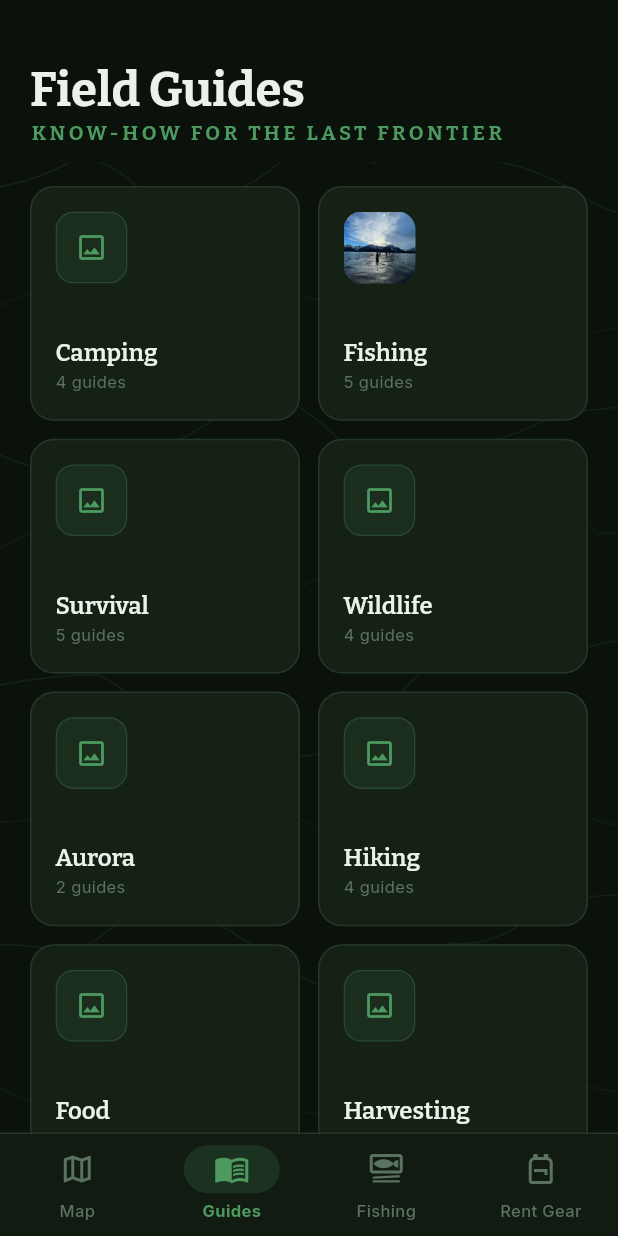
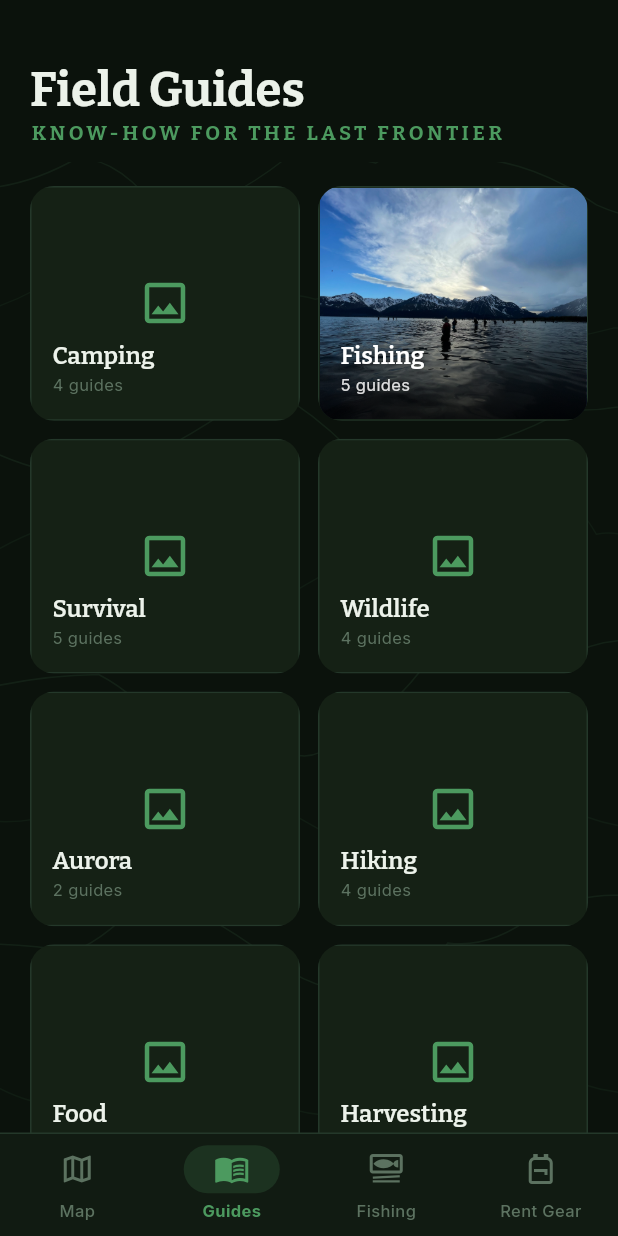
Before and after one commit to sambritch-netizen/AlaskaAtlas, a Flutter app: the screen it shows after launch, item 2 of the bottom bar chosen, on a phone screen of 412 x 824 dp. Run offline on Flutter 3.47's test engine with Material 3 defaults, Android fonts, the phone set to English and light mode, and no system bars; our stand-ins replace flutter_map, flutter_riverpod, geolocator, go_router, google_fonts, latlong2 and 1 more; missing offline and left inert: flutter_map_marker_cluster.

Commit message:
Make category photo fill entire Field Guides tile background
The Fishing tile (and any other category with an imagePath) now uses
the photo as a full-bleed background with a bottom-anchored dark
gradient so the title and guide count remain readable.

https://claude.ai/code/session_013aUMyCsZgUEsVnTLQASyYT

```diff
--- a/lib/screens/guides/guides_screen.dart
+++ b/lib/screens/guides/guides_screen.dart
@@ -79,69 +79,96 @@ class _CategoryTile extends StatelessWidget {
     final count =
         GuidesData.guides.where((g) => g.category == category.name).length;
 
-    return Container(
+    final hasImage = category.imagePath != null;
+
+    return ClipRRect(
+      borderRadius: BorderRadius.circular(16),
+      child: Container(
         decoration: BoxDecoration(
           color: AppColors.card,
-        borderRadius: BorderRadius.circular(16),
           border: Border.all(color: AppColors.border),
         ),
-      child: Material(
+        child: Stack(
+          fit: StackFit.expand,
+          children: [
+            if (hasImage)
+              Image.asset(category.imagePath!, fit: BoxFit.cover)
+            else
+              const Center(
+                child: Icon(Icons.image_outlined,
+                    color: AppColors.pine, size: 36),
+              ),
+            if (hasImage)
+              // Dark gradient at the bottom so text stays legible
+              // on top of the photo.
+              const DecoratedBox(
+                decoration: BoxDecoration(
+                  gradient: LinearGradient(
+                    begin: Alignment.topCenter,
+                    end: Alignment.bottomCenter,
+                    colors: [
+                      Colors.transparent,
+                      Colors.transparent,
+                      Color(0xCC000000),
+                    ],
+                    stops: [0.0, 0.45, 1.0],
+                  ),
+                ),
+              ),
+            Material(
               color: Colors.transparent,
               child: InkWell(
                 onTap: () =>
                     context.go('/guides/category', extra: category.name),
-          borderRadius: BorderRadius.circular(16),
                 child: Padding(
-            padding: const EdgeInsets.all(16),
+                  padding: const EdgeInsets.all(14),
                   child: Column(
                     crossAxisAlignment: CrossAxisAlignment.start,
-              mainAxisAlignment: MainAxisAlignment.spaceBetween,
+                    mainAxisAlignment: MainAxisAlignment.end,
                     children: [
-                ClipRRect(
-                  borderRadius: BorderRadius.circular(12),
-                  child: category.imagePath != null
-                      ? Image.asset(
-                          category.imagePath!,
-                          width: 48,
-                          height: 48,
-                          fit: BoxFit.cover,
-                        )
-                      : Container(
-                          width: 48,
-                          height: 48,
-                          decoration: BoxDecoration(
-                            color: AppColors.pine.withValues(alpha: 0.1),
-                            borderRadius: BorderRadius.circular(12),
-                            border: Border.all(
-                                color: AppColors.pine.withValues(alpha: 0.25)),
-                          ),
-                          child: const Icon(
-                            Icons.image_outlined,
-                            color: AppColors.pine,
-                            size: 22,
+                      Text(
+                        category.name,
+                        style: Theme.of(context)
+                            .textTheme
+                            .titleLarge
+                            ?.copyWith(
+                              color: hasImage
+                                  ? Colors.white
+                                  : AppColors.textPrimary,
+                              shadows: hasImage
+                                  ? const [
+                                      Shadow(
+                                          blurRadius: 6,
+                                          color: Colors.black54),
+                                    ]
+                                  : null,
                             ),
                       ),
-                ),
-                Column(
-                  crossAxisAlignment: CrossAxisAlignment.start,
-                  children: [
-                    Text(category.name,
-                        style: Theme.of(context).textTheme.titleLarge),
                       const SizedBox(height: 2),
                       Text(
                         '$count guide${count == 1 ? '' : 's'}',
-                      style: const TextStyle(
+                        style: TextStyle(
                           fontSize: 11,
-                        color: AppColors.textMuted,
+                          color: hasImage
+                              ? Colors.white.withValues(alpha: 0.85)
+                              : AppColors.textMuted,
+                          shadows: hasImage
+                              ? const [
+                                  Shadow(
+                                      blurRadius: 4,
+                                      color: Colors.black54),
+                                ]
+                              : null,
                         ),
-                    ),
-                  ],
                       ),
                     ],
                   ),
                 ),
               ),
             ),
+          ],
+        ),
+      ),
     );
   }
 }
```
Lines whose indentation alone changed are shown as unchanged.
